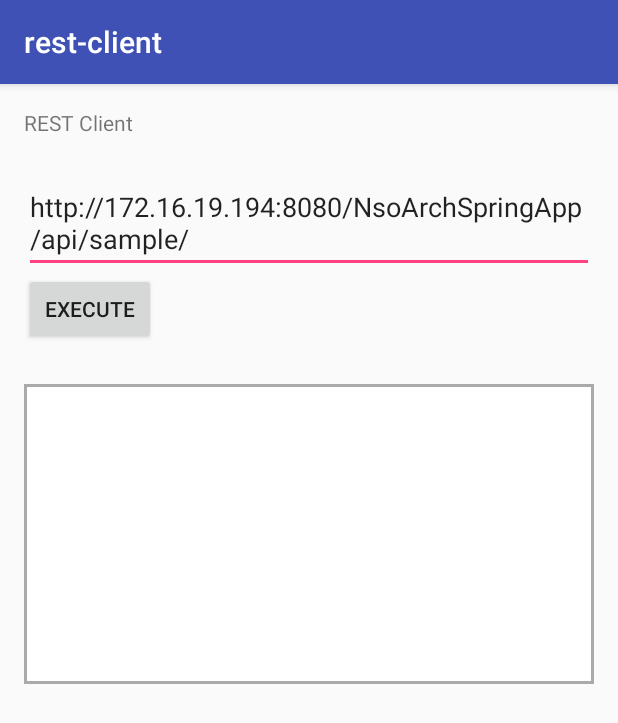
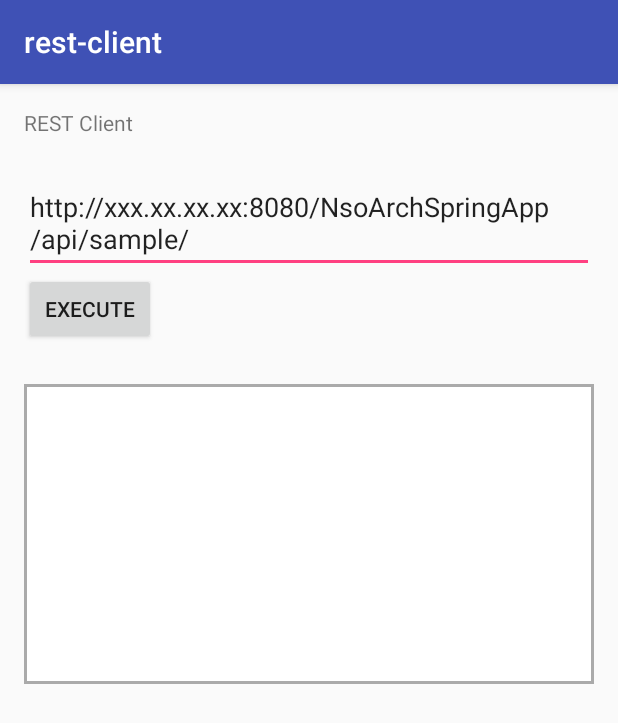
Before and after one commit to teppei-github/android-java-rest-client-light, an Android app: the screen it shows after launch (MainActivity), on a phone screen of 412 x 824 dp. Shown: the top 723 px of the screen. Run offline under Robolectric (Android 15) with nearby library versions, the phone set to English and light mode, and no system bars.

Commit message:
Modified IP local > xxx

```diff
--- a/app/src/main/res/layout/activity_main.xml
+++ b/app/src/main/res/layout/activity_main.xml
@@ -23,7 +23,7 @@
         android:layout_alignParentStart="true"
         android:layout_marginTop="24dp"
         android:layout_alignParentEnd="true"
-        android:text="http://172.16.19.194:8080/NsoArchSpringApp/api/sample/" />
+        android:text="http://xxx.xx.xx.xx:8080/NsoArchSpringApp/api/sample/" />
 
     <Button
         android:layout_width="wrap_content"
```
